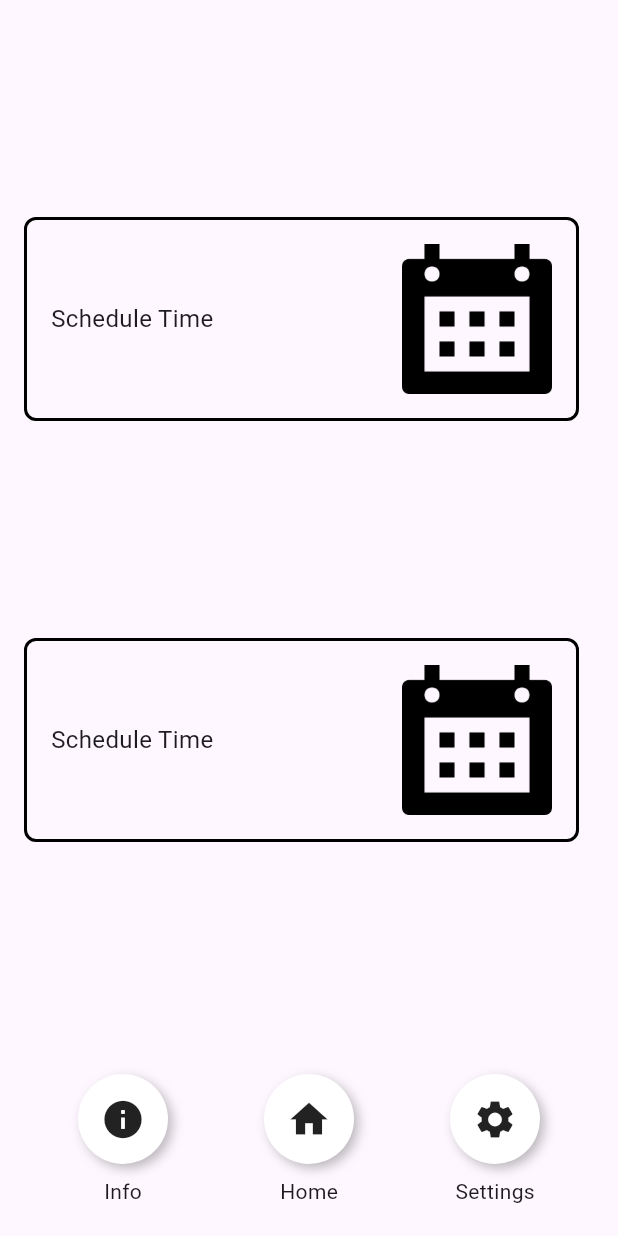
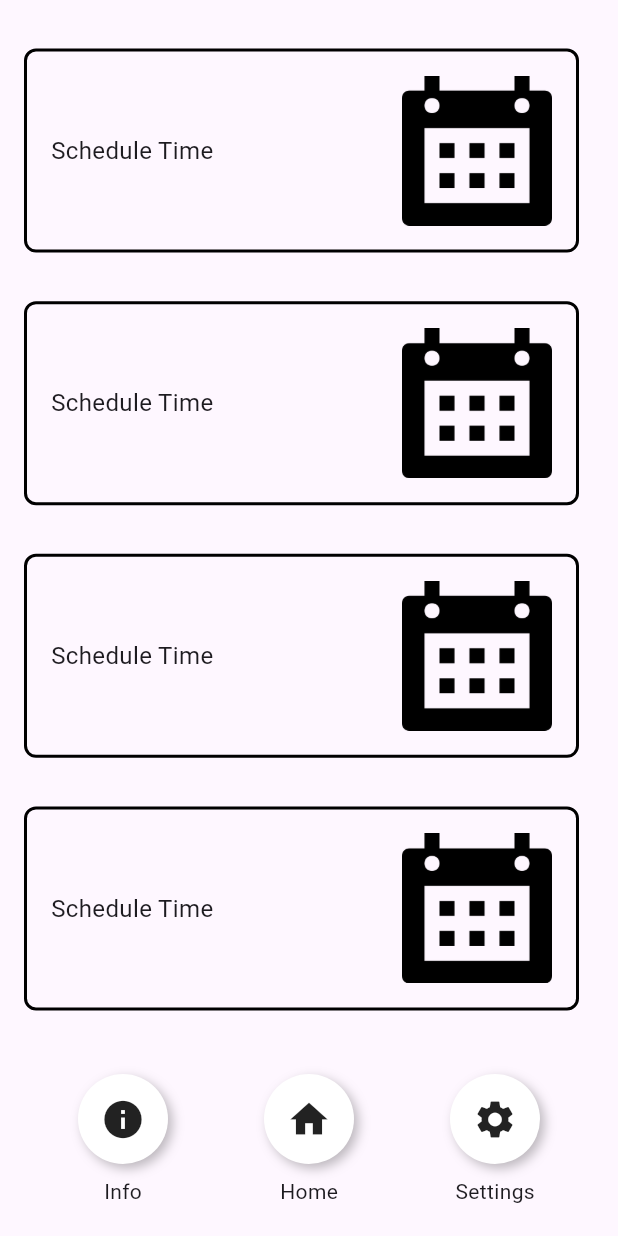
Before and after one commit to Gierka36/grannys, a Flutter app: the StudentPage screen opened directly, on a phone screen of 412 x 824 dp. Run offline on Flutter 3.47's test engine with Material 3 defaults, Android fonts, the phone set to English and light mode, and no system bars; our stand-ins replace flutter_calendar_carousel.

Commit message:
Sudeliojau i folderius

```diff
--- a/flutter_application_1/lib/elder_page.dart
+++ b/flutter_application_1/lib/elder/elder_page.dart
@@ -1,6 +1,6 @@
 import 'package:flutter/material.dart';
 import 'package:flutter_application_1/main.dart';
-import 'second_page.dart' as app2;
+import '../second_page.dart' as app2;
 import 'elder_page_profile.dart';
 import 'elder_page_schedule.dart';
 import 'elder_page_location.dart';
--- a/flutter_application_1/lib/second_page.dart
+++ b/flutter_application_1/lib/second_page.dart
@@ -1,6 +1,6 @@
 import 'package:flutter/material.dart';
-import 'package:flutter_application_1/student_page.dart';
-import 'elder_page.dart';
+import 'package:flutter_application_1/student/student_page.dart';
+import 'elder/elder_page.dart';
 class SecondPage extends StatelessWidget {
   @override
   Widget build(BuildContext context) {
--- a/flutter_application_1/lib/student/student_page.dart
+++ b/flutter_application_1/lib/student/student_page.dart
@@ -17,6 +17,24 @@ class StudentPage extends StatelessWidget {
             child: Column(
               mainAxisAlignment: MainAxisAlignment.spaceEvenly,
               children: [
+                Padding(
+                  padding: const EdgeInsets.only(top:10, right:10),
+                  child: Center(
+                    child: buildIconButton(
+                    'assets/calendar.png',
+                    'Schedule Time',
+                    () => goButton(context, ElderPageSchedule())),
+                  )
+                ),
+                Padding(
+                  padding: const EdgeInsets.only(top:10, right:10),
+                  child: Center(
+                    child: buildIconButton(
+                    'assets/calendar.png',
+                    'Schedule Time',
+                    () => goButton(context, ElderPageSchedule())),
+                  )
+                ),
                 Padding(
                   padding: const EdgeInsets.only(top:10, right:10),
                   child: Center(
```
Also changed, not shown: flutter_application_1/lib/student_page.dart (deleted, +0 -117 lines), flutter_application_1/lib/elder/elder_page_help.dart (renamed from flutter_application_1/lib/elder_page_help.dart), flutter_application_1/lib/elder/elder_page_location.dart (renamed from flutter_application_1/lib/elder_page_location.dart), flutter_application_1/lib/elder/elder_page_opening_hours.dart (renamed from flutter_application_1/lib/elder_page_opening_hours.dart), flutter_application_1/lib/elder/elder_page_profile.dart (renamed from flutter_application_1/lib/elder_page_profile.dart), flutter_application_1/lib/elder/elder_page_schedule.dart (renamed from flutter_application_1/lib/elder_page_schedule.dart).
